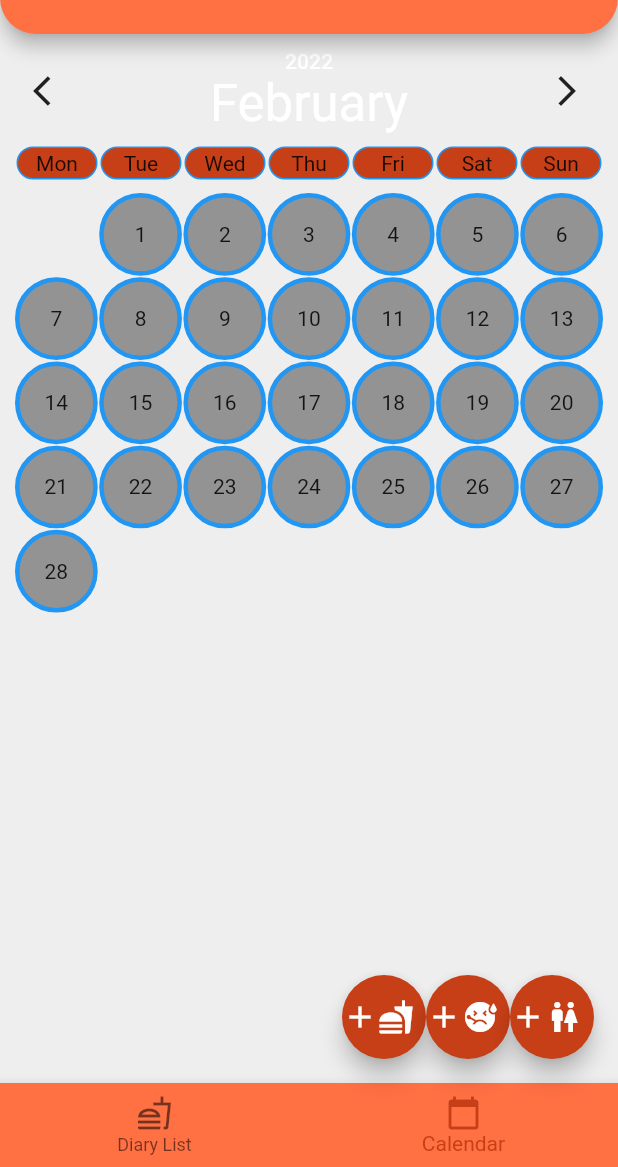
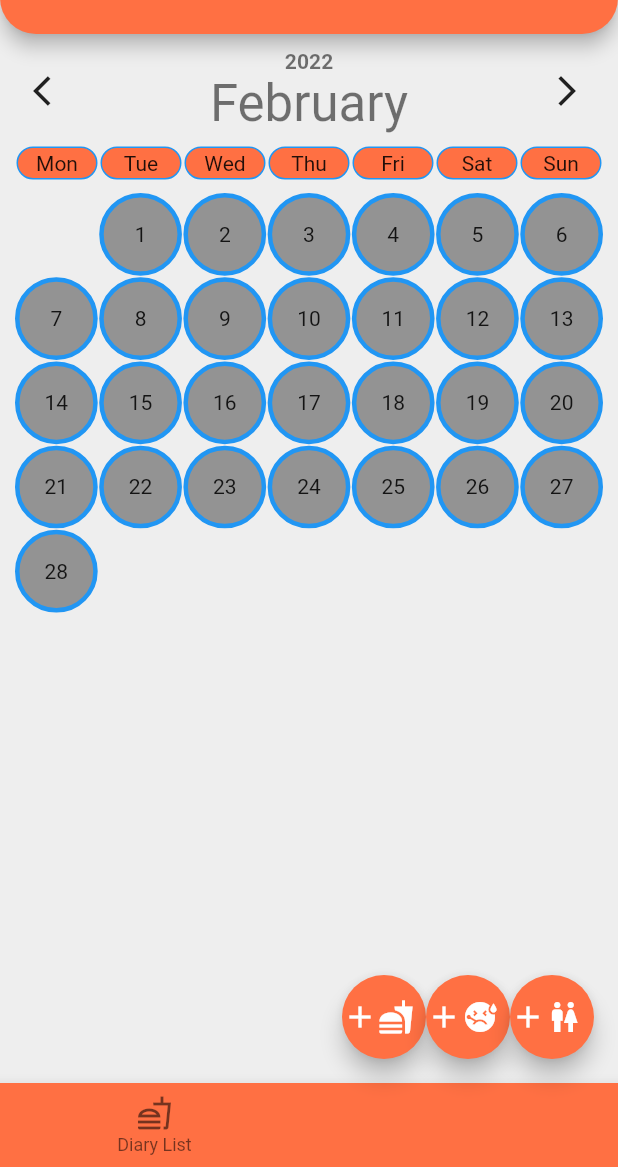
Before and after one commit to linememory/food_diary, a Flutter app: the screen it shows after launch, item 2 of the bottom bar chosen, on a phone screen of 412 x 824 dp, the part 69-1236 px from its top. Run offline on Flutter 3.47's test engine with Material 2 defaults, Android fonts, the phone set to English and light mode, and no system bars; our stand-ins replace bloc, equatable, faker, flutter_bloc, get_it, shared_preferences and 1 more; accounts and stored records are empty.

Commit message:
added headlines

```diff
--- a/lib/core/themes/custom_theme.dart
+++ b/lib/core/themes/custom_theme.dart
@@ -11,7 +11,7 @@ class CustomTheme {
       primaryColorLight: const Color(0xffffa270),
       primaryColorDark: const Color(0xffc63f17),
       colorScheme: ThemeData.light().colorScheme.copyWith(
-            primary: const Color(0xffc63f17),
+            primary: const Color(0xffff7043),
             primaryVariant: const Color(0xff892c10),
             secondary: const Color(0xff64b5f6),
             secondaryVariant: const Color(0xff2696f2),
@@ -25,7 +25,14 @@ class CustomTheme {
         button: const TextStyle().copyWith(color: Colors.black87),
         subtitle1: const TextStyle()
             .copyWith(color: Colors.black54, fontWeight: FontWeight.bold),
+        subtitle2: const TextStyle()
+            .copyWith(color: Colors.black54, fontWeight: FontWeight.bold),
+        headline1: const TextStyle().copyWith(color: Colors.black54),
+        headline2: const TextStyle().copyWith(color: Colors.black54),
         headline3: const TextStyle().copyWith(color: Colors.black54),
+        headline4: const TextStyle().copyWith(color: Colors.black54),
+        headline5: const TextStyle().copyWith(color: Colors.black54),
+        headline6: const TextStyle().copyWith(color: Colors.black54),
       ),
     );
   }
@@ -36,7 +43,7 @@ class CustomTheme {
       primaryColorLight: const Color(0xff922c0f),
       primaryColorDark: const Color(0xff5e1c09),
       colorScheme: ThemeData.dark().colorScheme.copyWith(
-            primary: const Color(0xff601e0b),
+            primary: const Color(0xff79250d),
             primaryVariant: const Color(0xffa03113),
             secondary: const Color(0xff305776),
             secondaryVariant: const Color(0xff305776),
@@ -50,7 +57,14 @@ class CustomTheme {
         button: const TextStyle().copyWith(color: Colors.white60),
         subtitle1: const TextStyle()
             .copyWith(color: Colors.white70, fontWeight: FontWeight.bold),
+        subtitle2: const TextStyle()
+            .copyWith(color: Colors.white70, fontWeight: FontWeight.bold),
+        headline1: const TextStyle().copyWith(color: Colors.white54),
+        headline2: const TextStyle().copyWith(color: Colors.white54),
         headline3: const TextStyle().copyWith(color: Colors.white54),
+        headline4: const TextStyle().copyWith(color: Colors.white54),
+        headline5: const TextStyle().copyWith(color: Colors.white54),
+        headline6: const TextStyle().copyWith(color: Colors.white54),
       ),
     );
   }
```
